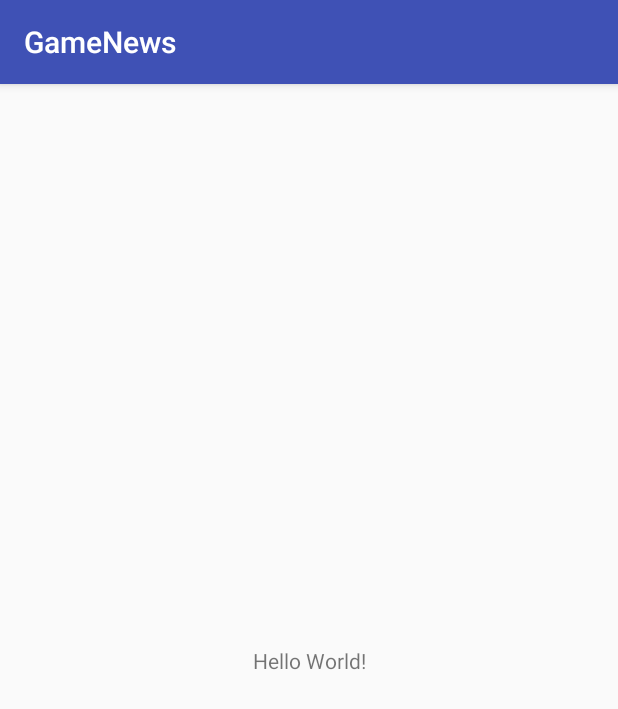
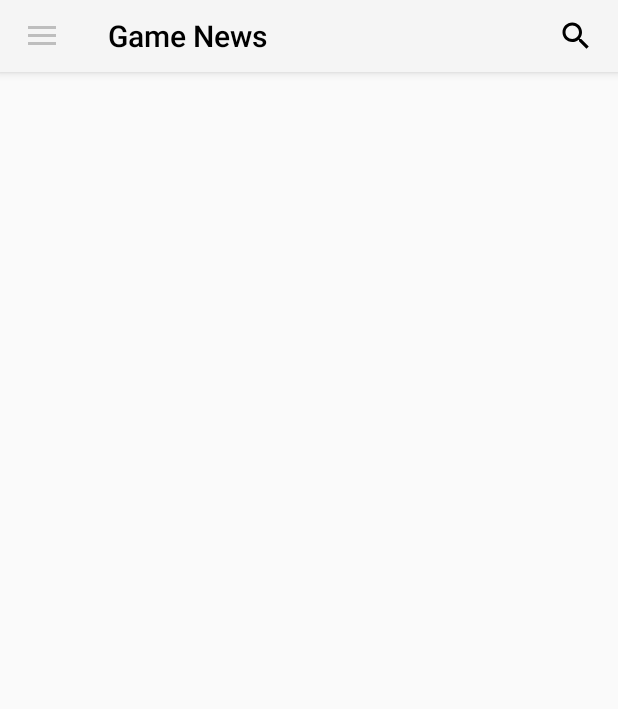
Before and after one commit to RDR96/Parcial_2, an Android app: the screen it shows after launch (MainActivity), on a phone screen of 412 x 824 dp. Shown: the top 709 px of the screen. Run offline under Robolectric (Android 15) with nearby library versions, the phone set to English and light mode, and no system bars.

Commit message:
Se agrego un toolbar, se puso el navigation view con la funcionalidad de abrir tocando boton y deslizando el dedo, se agrego boton de buscar

```diff
--- a/app/build.gradle
+++ b/app/build.gradle
@@ -21,6 +21,7 @@ android {
 dependencies {
     implementation fileTree(dir: 'libs', include: ['*.jar'])
     implementation 'com.android.support:appcompat-v7:26.1.0'
+    implementation 'com.android.support:design:26.1.0'
     implementation 'com.android.support.constraint:constraint-layout:1.1.0'
     implementation 'com.squareup.retrofit2:retrofit:2.4.0'
     implementation 'com.android.support:support-annotations:27.1.1'
--- a/app/src/main/AndroidManifest.xml
+++ b/app/src/main/AndroidManifest.xml
@@ -8,7 +8,7 @@
         android:label="@string/app_name"
         android:roundIcon="@mipmap/ic_launcher_round"
         android:supportsRtl="true"
-        android:theme="@style/AppTheme">
+        android:theme="@style/Theme.AppCompat.Light.NoActionBar">
         <activity android:name=".MainActivity">
             <intent-filter>
                 <action android:name="android.intent.action.MAIN" />
--- a/app/src/main/java/com/rdr/rodrigocorvera/gamenews/MainActivity.java
+++ b/app/src/main/java/com/rdr/rodrigocorvera/gamenews/MainActivity.java
@@ -1,14 +1,77 @@
 package com.rdr.rodrigocorvera.gamenews;
 
+import android.content.Intent;
+import android.support.v4.widget.DrawerLayout;
+import android.support.v7.app.ActionBarDrawerToggle;
+import android.support.design.widget.NavigationView;
 import android.support.v7.app.AppCompatActivity;
 import android.os.Bundle;
+import android.support.v7.widget.Toolbar;
+import android.view.Menu;
+import android.view.MenuItem;
 
-public class MainActivity extends AppCompatActivity {
+public class MainActivity extends AppCompatActivity implements NavigationView.OnNavigationItemSelectedListener{
+
+    DrawerLayout drawerLayout;
+
+    ActionBarDrawerToggle toogle;
+
+    NavigationView mNavigationView;
+
+    Toolbar toolbar;
 
     @Override
     protected void onCreate(Bundle savedInstanceState) {
         super.onCreate(savedInstanceState);
         setContentView(R.layout.activity_main);
 
+        toolbar = (Toolbar) findViewById(R.id.my_toolbar);
+        setSupportActionBar(toolbar);
+
+        getViews();
+
     }
+
+    public void getViews() {
+        mNavigationView= findViewById(R.id.navigation_view);
+        drawerLayout = findViewById(R.id.drawer_layout);
+        toogle = new ActionBarDrawerToggle(this, drawerLayout, R.string.open, R.string.close);
+        drawerLayout.addDrawerListener(toogle);
+        toogle.syncState();
+        getSupportActionBar().setDisplayHomeAsUpEnabled(true);
+        mNavigationView = findViewById(R.id.navigation_view);
+        if (mNavigationView != null) {
+            mNavigationView.setNavigationItemSelectedListener(this);
+        }
+    }
+
+    @Override
+    public boolean onCreateOptionsMenu(Menu menu) {
+        // Inflate the menu; this adds items to the action bar if it is present.
+        getMenuInflater().inflate(R.menu.menu_toolbar_items, menu);
+        getSupportActionBar().setTitle(R.string.app_name);
+        return true;
+    }
+
+
+    @Override
+    public boolean onNavigationItemSelected(MenuItem item) {
+
+        int id = item.getItemId();
+
+        drawerLayout.closeDrawers();
+        return true;
+    }
+
+    @Override
+    public boolean onOptionsItemSelected(MenuItem item) {
+
+        //getSupportActionBar().show();
+        if (toogle.onOptionsItemSelected(item)) {
+            return true;
+        }
+        return super.onOptionsItemSelected(item);
+    }
+
+
 }
--- /dev/null
+++ b/app/src/main/res/drawable/ic_search_black_24dp.xml
@@ -0,0 +1,9 @@
+<vector xmlns:android="http://schemas.android.com/apk/res/android"
+        android:width="24dp"
+        android:height="24dp"
+        android:viewportWidth="24.0"
+        android:viewportHeight="24.0">
+    <path
+        android:fillColor="#FF000000"
+        android:pathData="M15.5,14h-0.79l-0.28,-0.27C15.41,12.59 16,11.11 16,9.5 16,5.91 13.09,3 9.5,3S3,5.91 3,9.5 5.91,16 9.5,16c1.61,0 3.09,-0.59 4.23,-1.57l0.27,0.28v0.79l5,4.99L20.49,19l-4.99,-5zM9.5,14C7.01,14 5,11.99 5,9.5S7.01,5 9.5,5 14,7.01 14,9.5 11.99,14 9.5,14z"/>
+</vector>
--- a/app/src/main/res/layout/activity_main.xml
+++ b/app/src/main/res/layout/activity_main.xml
@@ -1,18 +1,48 @@
 <?xml version="1.0" encoding="utf-8"?>
-<android.support.constraint.ConstraintLayout xmlns:android="http://schemas.android.com/apk/res/android"
+<android.support.v4.widget.DrawerLayout xmlns:android="http://schemas.android.com/apk/res/android"
     xmlns:app="http://schemas.android.com/apk/res-auto"
     xmlns:tools="http://schemas.android.com/tools"
     android:layout_width="match_parent"
     android:layout_height="match_parent"
+    android:id="@+id/drawer_layout"
     tools:context="com.rdr.rodrigocorvera.gamenews.MainActivity">
 
-    <TextView
-        android:layout_width="wrap_content"
-        android:layout_height="wrap_content"
-        android:text="Hello World!"
-        app:layout_constraintBottom_toBottomOf="parent"
-        app:layout_constraintLeft_toLeftOf="parent"
-        app:layout_constraintRight_toRightOf="parent"
-        app:layout_constraintTop_toTopOf="parent" />
+    <LinearLayout
+        android:layout_width="match_parent"
+        android:layout_height="match_parent"
+        android:orientation="vertical"
+        android:elevation="4dp"
+        android:theme="@style/CustomActionBarTheme"
+        >
 
-</android.support.constraint.ConstraintLayout>
+        <android.support.v7.widget.Toolbar
+            android:id="@+id/my_toolbar"
+            android:layout_width="match_parent"
+            android:layout_height="?attr/actionBarSize"
+            android:background="?attr/colorPrimary"
+            android:elevation="4dp"
+            android:theme="@style/CustomActionBarTheme"
+            app:titleTextColor="@color/black"
+            app:popupTheme="@style/ThemeOverlay.AppCompat.Light"/>
+
+        <FrameLayout
+            android:layout_width="match_parent"
+            android:layout_height="match_parent"
+            android:id="@+id/frame_section"
+            >
+        </FrameLayout>
+
+    </LinearLayout>
+
+
+
+    <android.support.design.widget.NavigationView
+        android:id="@+id/navigation_view"
+        android:layout_width="match_parent"
+        android:layout_height="match_parent"
+        android:layout_gravity="start"
+        >
+
+    </android.support.design.widget.NavigationView>
+
+</android.support.v4.widget.DrawerLayout>
--- /dev/null
+++ b/app/src/main/res/menu/menu_toolbar_items.xml
@@ -0,0 +1,12 @@
+<?xml version="1.0" encoding="utf-8"?>
+<menu xmlns:android="http://schemas.android.com/apk/res/android"
+    xmlns:app="http://schemas.android.com/apk/res-auto">
+
+    <item
+        android:id="@+id/action_add"
+        android:orderInCategory="200"
+        android:title="add"
+        android:icon="@drawable/ic_search_black_24dp"
+        app:showAsAction="ifRoom"/>
+
+</menu>
--- a/app/src/main/res/values/colors.xml
+++ b/app/src/main/res/values/colors.xml
@@ -3,4 +3,6 @@
     <color name="colorPrimary">#3F51B5</color>
     <color name="colorPrimaryDark">#303F9F</color>
     <color name="colorAccent">#FF4081</color>
+
+    <color name="black">#000000</color>
 </resources>
--- a/app/src/main/res/values/strings.xml
+++ b/app/src/main/res/values/strings.xml
@@ -1,3 +1,7 @@
 <resources>
-    <string name="app_name">GameNews</string>
+    <string name="app_name">Game News</string>
+
+    <string name="open">Abrir</string>
+    <string name="close">Cerrar</string>
+
 </resources>
--- a/app/src/main/res/values/styles.xml
+++ b/app/src/main/res/values/styles.xml
@@ -8,4 +8,9 @@
         <item name="colorAccent">@color/colorAccent</item>
     </style>
 
+    <style name="CustomActionBarTheme"
+        parent="@android:style/Theme.Holo">
+        <item name="android:windowActionBarOverlay">true</item>
+    </style>
+
 </resources>
```
